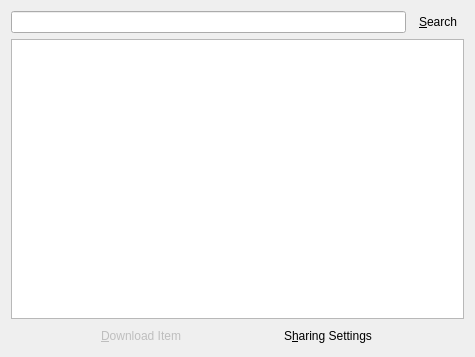
The window that ui/searchdialog.ui (shaan7/Kapotah) describes before a commit, drawn with Qt 5.
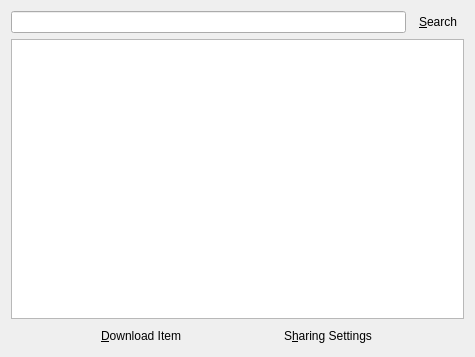
The same window after the commit. Icons and pictures are not drawn.

```diff
--- a/ui/searchdialog.ui
+++ b/ui/searchdialog.ui
@@ -52,7 +52,7 @@
      <item>
       <widget class="QToolButton" name="downloadButton">
        <property name="enabled">
-        <bool>false</bool>
+        <bool>true</bool>
        </property>
        <property name="text">
         <string>&amp;Download Item</string>
```
